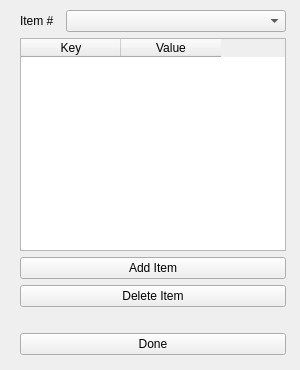
Before: the Qt Designer form level_editor/LevelEditor/subarrayeditwindow.ui in dmaulikr/Ballgame, drawn with Qt 5.
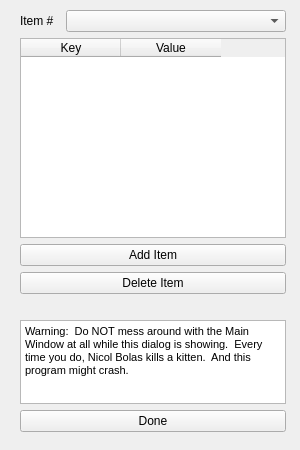
After: the same form once the commit is applied.

The edit to the form file:
```diff
--- a/level_editor/LevelEditor/subarrayeditwindow.ui
+++ b/level_editor/LevelEditor/subarrayeditwindow.ui
@@ -7,19 +7,19 @@
     <x>0</x>
     <y>0</y>
     <width>300</width>
-    <height>370</height>
+    <height>450</height>
    </rect>
   </property>
   <property name="windowTitle">
    <string>Form</string>
   </property>
-  <widget class="QWidget" name="">
+  <widget class="QWidget" name="layoutWidget">
    <property name="geometry">
     <rect>
      <x>0</x>
      <y>10</y>
      <width>286</width>
-     <height>345</height>
+     <height>422</height>
     </rect>
    </property>
    <layout class="QHBoxLayout" name="horizontalLayout_2">
@@ -112,6 +112,17 @@
         </property>
        </spacer>
       </item>
+      <item>
+       <widget class="QTextBrowser" name="textBrowser">
+        <property name="html">
+         <string>&lt;!DOCTYPE HTML PUBLIC &quot;-//W3C//DTD HTML 4.0//EN&quot; &quot;http://www.w3.org/TR/REC-html40/strict.dtd&quot;&gt;
+&lt;html&gt;&lt;head&gt;&lt;meta name=&quot;qrichtext&quot; content=&quot;1&quot; /&gt;&lt;style type=&quot;text/css&quot;&gt;
+p, li { white-space: pre-wrap; }
+&lt;/style&gt;&lt;/head&gt;&lt;body style=&quot; font-family:'MS Shell Dlg 2'; font-size:8.25pt; font-weight:400; font-style:normal;&quot;&gt;
+&lt;p style=&quot; margin-top:0px; margin-bottom:0px; margin-left:0px; margin-right:0px; -qt-block-indent:0; text-indent:0px;&quot;&gt;&lt;span style=&quot; font-size:8pt;&quot;&gt;Warning:  Do NOT mess around with the Main Window at all while this dialog is showing.  Every time you do, Nicol Bolas kills a kitten.  And this program might crash.&lt;/span&gt;&lt;/p&gt;&lt;/body&gt;&lt;/html&gt;</string>
+        </property>
+       </widget>
+      </item>
       <item>
        <widget class="QPushButton" name="pushButton">
         <property name="text">
```
Left out of the diff: 26 changed lines with no effect on the pictures.
